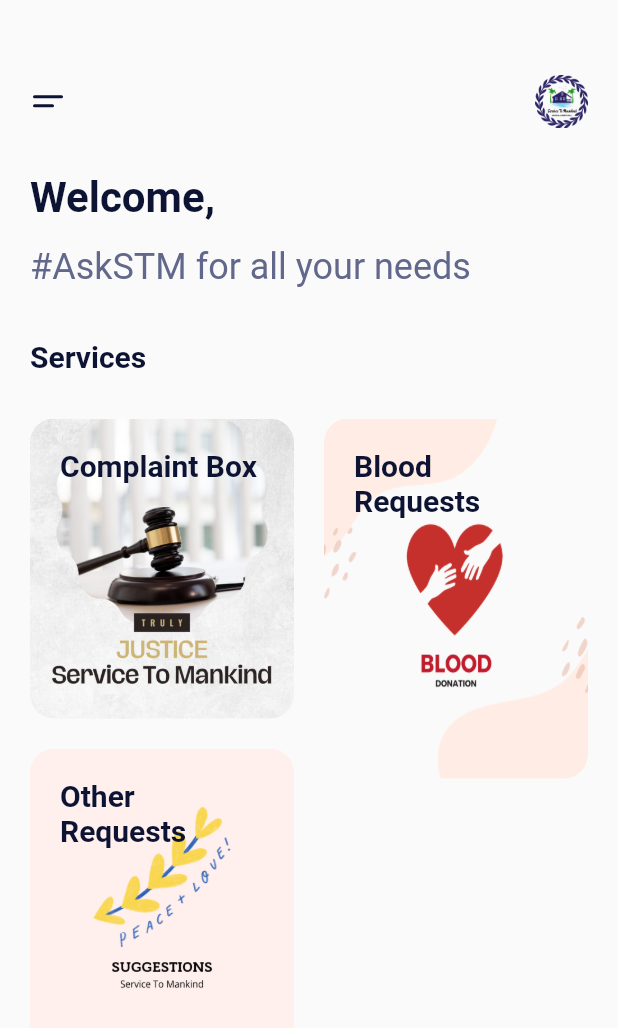
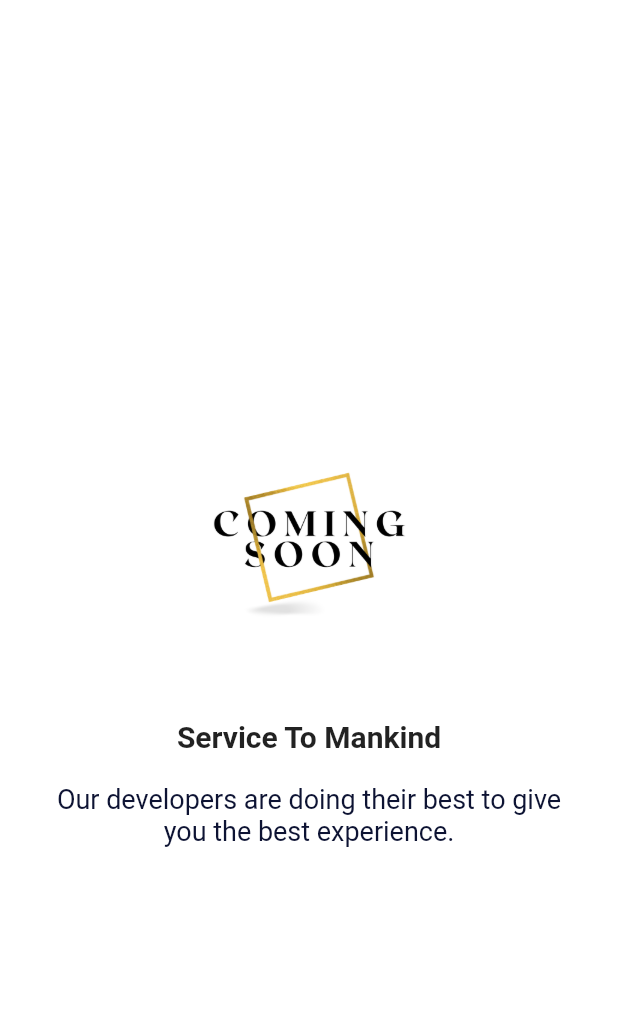
Before and after one commit to ServiceToMankind/askstm_app, a Flutter app: the screen it shows after launch, after a tap on "Blood Requests", on a phone screen of 412 x 824 dp. Shown: the top 1028 px of the screen. Run offline on Flutter 3.47's test engine with Material 2 defaults, Android fonts, the phone set to English and light mode, and no system bars; our stand-ins replace flutter_svg.

Commit message:
askstm: Add coming soon screen
Signed-off-by: kiranpranay <pranaybannu12@gmail.com>

```diff
--- a/lib/main.dart
+++ b/lib/main.dart
@@ -1,3 +1,4 @@
+import 'package:askstm/screens/coming_soon.dart';
 import 'package:flutter/material.dart';
 import 'package:askstm/screens/home.dart';
 import 'package:askstm/screens/splash.dart';
@@ -22,6 +23,7 @@ class MyApp extends StatelessWidget {
       routes: {
         '/': (context) => const Splash(),
         '/home': (context) => const HomeScreen(),
+        '/coming_soon': (context) => const ComingSoon(),
       },
     );
   }
--- a/lib/model/category.dart
+++ b/lib/model/category.dart
@@ -1,5 +1,5 @@
+import 'package:askstm/screens/coming_soon.dart';
 import 'package:askstm/screens/complaints.dart';
-import 'package:askstm/screens/home.dart';
 
 class Category {
   final String name;
@@ -26,11 +26,11 @@ var categoriesData = [
   {
     "name": "Blood Requests",
     'image': "assets/images/blood.png",
-    'route': const HomeScreen()
+    'route': const ComingSoon()
   },
   {
     "name": "Other Requests",
     'image': "assets/images/others.png",
-    'route': const ComplaintsScreen()
+    'route': const ComingSoon()
   },
 ];
--- /dev/null
+++ b/lib/screens/coming_soon.dart
@@ -0,0 +1,59 @@
+import 'package:askstm/constants.dart';
+import 'package:flutter/material.dart';
+
+void main() => runApp(const MyApp());
+
+class MyApp extends StatelessWidget {
+  const MyApp({super.key});
+
+  // This widget is the root of your application.
+  @override
+  Widget build(BuildContext context) {
+    return MaterialApp(
+      debugShowCheckedModeBanner: false,
+      title: 'AskSTM',
+      theme: ThemeData(),
+      home: const ComingSoon(),
+    );
+  }
+}
+
+class ComingSoon extends StatelessWidget {
+  const ComingSoon({super.key});
+
+  @override
+  Widget build(BuildContext context) {
+    return Scaffold(
+      backgroundColor: Colors.white,
+      body: Center(
+        child: Padding(
+          padding: const EdgeInsets.only(left: 30, right: 30),
+          child: Column(
+            mainAxisAlignment: MainAxisAlignment.center,
+            children: [
+              Image.asset(
+                'assets/images/coming_soon.png',
+                height: 200,
+              ),
+              const SizedBox(height: 20),
+              const Text(
+                'Service To Mankind',
+                textAlign: TextAlign.center,
+                style: TextStyle(
+                  fontSize: 20,
+                  fontWeight: FontWeight.bold,
+                ),
+              ),
+              const SizedBox(height: 20),
+              const Text(
+                'Our developers are doing their best to give you the best experience.',
+                textAlign: TextAlign.center,
+                style: kSubtitleTextSyule,
+              ),
+            ],
+          ),
+        ),
+      ),
+    );
+  }
+}
```
Also changed, not shown: assets/images/coming_soon.png (added).
